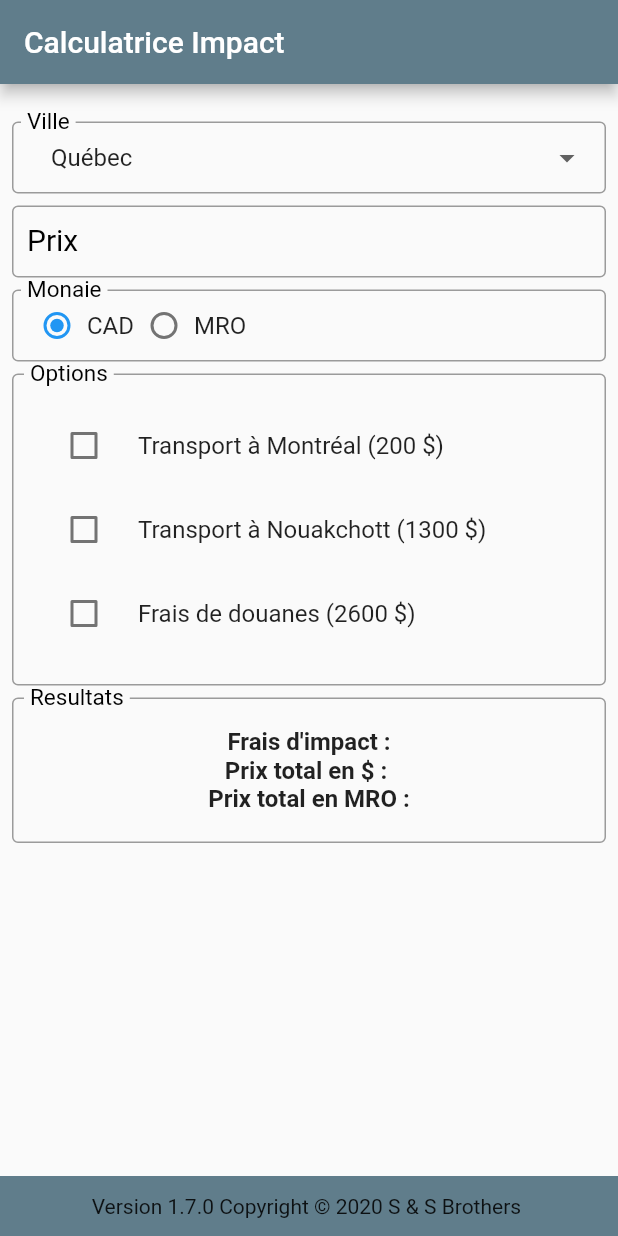
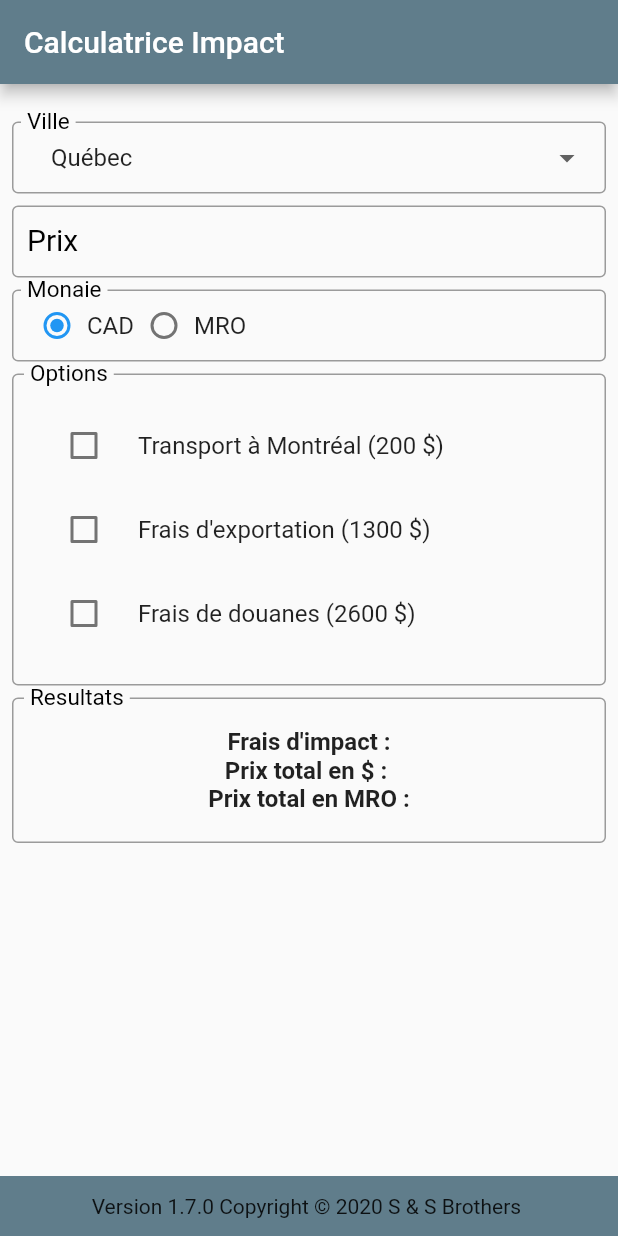
Before and after one commit to saleckjdide/impact_flutter, a Flutter app: the screen it shows after launch, on a phone screen of 412 x 824 dp. Run offline on Flutter 3.47's test engine with Material 2 defaults, Android fonts, the phone set to English and light mode, and no system bars; our stand-ins replace package_info.

Commit message:
version 1.8.4 change label name frais d export

```diff
--- a/lib/main.dart
+++ b/lib/main.dart
@@ -56,7 +56,7 @@ class _MyHomePageState extends State<MyHomePage> {
   Text _lblCkbFraisMTRL =
       Text("Transport à Montréal (200 \$)", style: TextStyle(fontSize: 16));
   Text _lblCkbFraisNkct =
-      Text('Transport à Nouakchott (1300 \$)', style: TextStyle(fontSize: 16));
+      Text("Frais d'exportation (1300 \$)", style: TextStyle(fontSize: 16));
   Text _lblCkbFraisDouanes =
       Text('Frais de douanes (2600 \$)', style: TextStyle(fontSize: 16));
   Text _lblFraisImpact = Text("Frais d'impact :",
--- a/pubspec.yaml
+++ b/pubspec.yaml
@@ -15,7 +15,7 @@ publish_to: 'none' # Remove this line if you wish to publish to pub.dev
 # In iOS, build-name is used as CFBundleShortVersionString while build-number used as CFBundleVersion.
 # Read more about iOS versioning at
 # https://developer.apple.com/library/archive/documentation/General/Reference/InfoPlistKeyReference/Articles/CoreFoundationKeys.html
-version: 1.8.3
+version: 1.8.4
 
 environment:
   sdk: ">=2.7.0 <3.0.0"
@@ -30,6 +30,7 @@ dependencies:
 flutter_icons:
   android: "launcher_icon"
   ios: true
+
   image_path: "data/images/icon.png"
 
 
```
